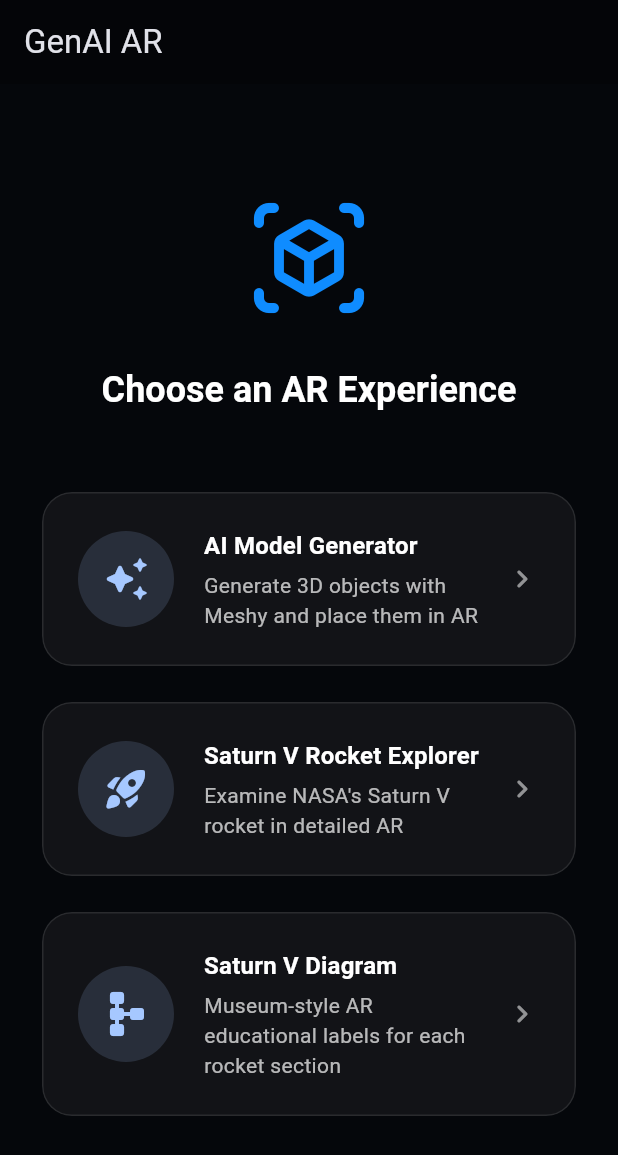
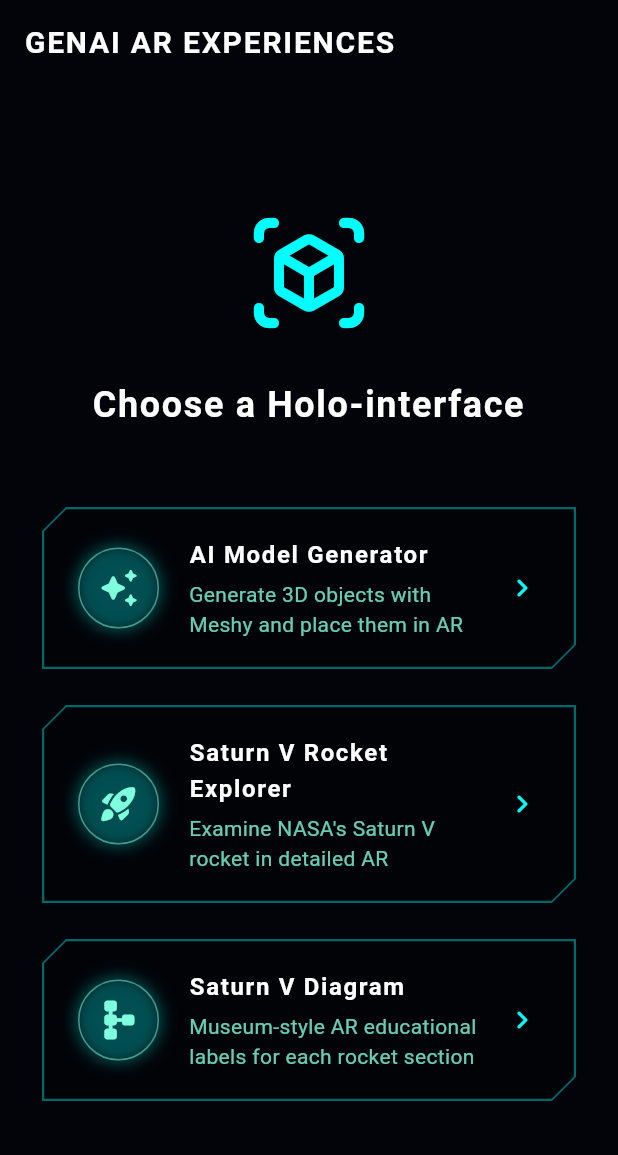
Before and after one commit to georgef166/GenAIGenesis2026, a Flutter app: the screen it shows after launch, on a phone screen of 412 x 824 dp. Shown: the top 1155 px of the screen. Run offline on Flutter 3.47's test engine with Material 3 defaults, Android fonts, the phone set to English and light mode, and no system bars; our stand-ins replace audioplayers, permission_handler; missing offline and left inert: ar_flutter_plugin_2; Roboto replaces fonts that are missing (RobotoMono).

Commit message:
change UI design to spaceship interface kinda vibe

```diff
--- a/mobile/lib/main.dart
+++ b/mobile/lib/main.dart
@@ -4,7 +4,13 @@
 import 'src/ar_rocket_page.dart';
 import 'src/ar_diagram_page.dart';
 
-const _backgroundColor = Color(0xFF05070B);
+// ---------------------------------------------------------------------------
+// Main entry point & App root
+// ---------------------------------------------------------------------------
+
+const _backgroundColor = Color(0xFF02040a);
+const _primaryColor = Color(0xFF00ffff);
+const _lightColor = Color(0xFF80ffde);
 
 void main() {
   runApp(const GenaiApp());
@@ -20,16 +26,35 @@
       debugShowCheckedModeBanner: false,
       theme: ThemeData(
         colorScheme: ColorScheme.fromSeed(
-          seedColor: const Color(0xFF0F8CFF),
+          seedColor: _primaryColor,
           brightness: Brightness.dark,
+          background: _backgroundColor,
         ),
         useMaterial3: true,
         scaffoldBackgroundColor: _backgroundColor,
+        appBarTheme: const AppBarTheme(
+          backgroundColor: Colors.transparent,
+          elevation: 0,
+          titleTextStyle: TextStyle(
+            fontSize: 20,
+            fontWeight: FontWeight.w600,
+            letterSpacing: 1.2,
+          ),
+        ),
+        textTheme: Theme.of(context).textTheme.apply(
+              fontFamily: 'RobotoMono',
+              bodyColor: _lightColor,
+              displayColor: Colors.white,
+            ),
       ),
       home: const HomePage(),
     );
   }
 }
+
+// ---------------------------------------------------------------------------
+// Home page: Feature selection
+// ---------------------------------------------------------------------------
 
 class HomePage extends StatelessWidget {
   const HomePage({super.key});
@@ -37,11 +62,7 @@
   @override
   Widget build(BuildContext context) {
     return Scaffold(
-      appBar: AppBar(
-        title: const Text('GenAI AR'),
-        backgroundColor: Colors.black26,
-        elevation: 0,
-      ),
+      appBar: AppBar(title: const Text('GENAI AR EXPERIENCES')),
       body: Center(
         child: Padding(
           padding: const EdgeInsets.all(24.0),
@@ -52,15 +73,16 @@
               const Icon(
                 Icons.view_in_ar_rounded,
                 size: 80,
-                color: Color(0xFF0F8CFF),
+                color: _primaryColor,
               ),
               const SizedBox(height: 32),
               Text(
-                'Choose an AR Experience',
+                'Choose a Holo-interface',
                 textAlign: TextAlign.center,
                 style: Theme.of(context).textTheme.headlineSmall?.copyWith(
                       color: Colors.white,
                       fontWeight: FontWeight.w600,
+                      letterSpacing: 1.1,
                     ),
               ),
               const SizedBox(height: 48),
@@ -121,32 +143,38 @@
   @override
   Widget build(BuildContext context) {
     return Card(
-      color: Colors.white.withValues(alpha: 0.05),
+      color: Colors.black.withOpacity(0.25),
       elevation: 0,
-      shape: RoundedRectangleBorder(
-        borderRadius: BorderRadius.circular(20),
-        side: BorderSide(color: Colors.white.withValues(alpha: 0.1)),
+      shape: BeveledRectangleBorder(
+        borderRadius: const BorderRadius.only(
+          topLeft: Radius.circular(16),
+          bottomRight: Radius.circular(16),
+        ),
+        side: BorderSide(color: _primaryColor.withOpacity(0.4)),
       ),
       clipBehavior: Clip.antiAlias,
       child: InkWell(
         onTap: onTap,
+        splashColor: _primaryColor.withOpacity(0.2),
+        highlightColor: _primaryColor.withOpacity(0.1),
         child: Padding(
-          padding: const EdgeInsets.all(24.0),
+          padding: const EdgeInsets.symmetric(horizontal: 24, vertical: 20),
           child: Row(
             children: [
               Container(
-                padding: const EdgeInsets.all(16),
+                padding: const EdgeInsets.all(12),
                 decoration: BoxDecoration(
-                  color: Theme.of(
-                    context,
-                  ).colorScheme.primary.withValues(alpha: 0.15),
                   shape: BoxShape.circle,
+                  border: Border.all(color: _lightColor.withOpacity(0.5)),
+                  boxShadow: [
+                    BoxShadow(
+                      color: _primaryColor.withOpacity(0.3),
+                      blurRadius: 8,
+                      spreadRadius: 2,
                     ),
-                child: Icon(
-                  icon,
-                  size: 32,
-                  color: Theme.of(context).colorScheme.primary,
+                  ],
                 ),
+                child: Icon(icon, size: 28, color: _lightColor),
               ),
               const SizedBox(width: 20),
               Expanded(
@@ -158,20 +186,21 @@
                       style: Theme.of(context).textTheme.titleMedium?.copyWith(
                             color: Colors.white,
                             fontWeight: FontWeight.w600,
+                            letterSpacing: 1.1,
                           ),
                     ),
                     const SizedBox(height: 4),
                     Text(
                       subtitle,
-                      style: Theme.of(
-                        context,
-                      ).textTheme.bodyMedium?.copyWith(color: Colors.white70),
+                      style: Theme.of(context).textTheme.bodyMedium?.copyWith(
+                            color: _lightColor.withOpacity(0.8),
+                          ),
                     ),
                   ],
                 ),
               ),
               const SizedBox(width: 12),
-              const Icon(Icons.chevron_right_rounded, color: Colors.white54),
+              Icon(Icons.chevron_right_rounded, color: _primaryColor),
             ],
           ),
         ),
--- a/mobile/lib/src/ar_meshy_page.dart
+++ b/mobile/lib/src/ar_meshy_page.dart
@@ -17,7 +17,10 @@
 
 import 'meshy_proxy_client.dart';
 
-const _backgroundColor = Color(0xFF05070B);
+const _backgroundColor = Color(0xFF02040a);
+const _primaryColor = Color(0xFF00ffff);
+const _lightColor = Color(0xFF80ffde);
+
 const _jobPollInterval = Duration(seconds: 3);
 const _generatedModelScale = 0.14;
 
```
Also changed, not shown: mobile/lib/src/ar_rocket_page.dart (+93 -86 lines). Lines whose indentation alone changed are shown as unchanged.
